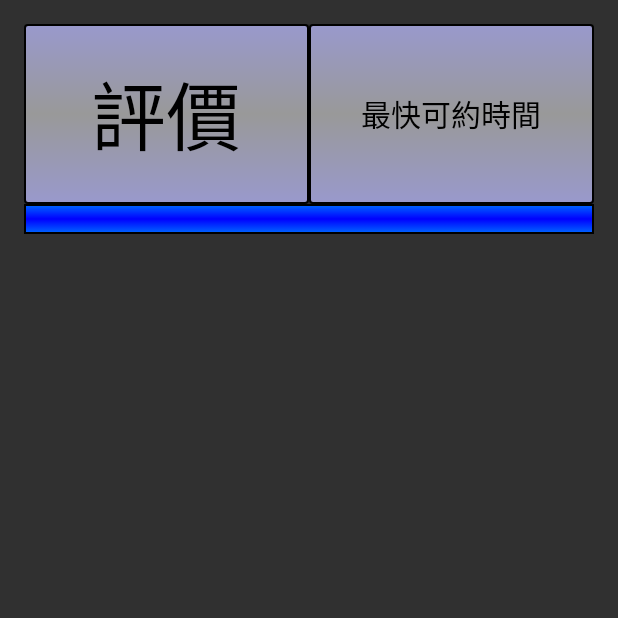
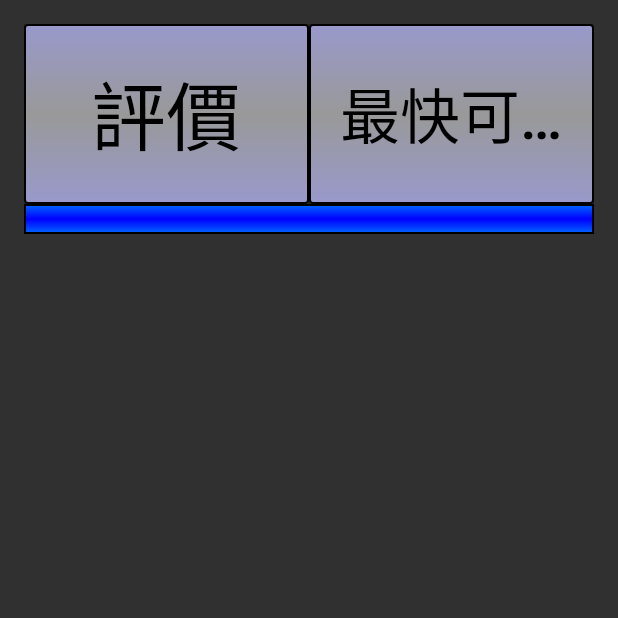
Before and after one commit to fateezgo/Fateezgo, an Android app: the MasterListActivity screen opened directly, with no data from a screen before it, on a phone screen of 412 x 824 dp, the top half of it. Run offline under Robolectric (Android 15) with nearby library versions, the phone set to English and light mode, and no system bars.

Commit message:
updatebyJosh08240240

```diff
--- a/app/src/main/java/tw/com/fateezgo/MainActivity.java
+++ b/app/src/main/java/tw/com/fateezgo/MainActivity.java
@@ -18,7 +18,7 @@ public class MainActivity extends AppCompatActivity {
     protected void onCreate(final Bundle savedInstanceState) {
         super.onCreate(savedInstanceState);
         setContentView(R.layout.activity_main);
-
+//        findviews
         findViews();
 
         btn01.setOnClickListener(new View.OnClickListener() {
--- a/app/src/main/java/tw/com/fateezgo/MasterListActivity.java
+++ b/app/src/main/java/tw/com/fateezgo/MasterListActivity.java
@@ -3,6 +3,7 @@ package tw.com.fateezgo;
 import android.support.v7.app.AppCompatActivity;
 import android.os.Bundle;
 import android.widget.Button;
+import android.widget.ListView;
 
 public class MasterListActivity extends AppCompatActivity {
 
--- a/app/src/main/res/layout/activity_master_list.xml
+++ b/app/src/main/res/layout/activity_master_list.xml
@@ -28,7 +28,7 @@
             android:layout_height="match_parent"
             android:layout_weight="1"
             android:text="最快可約時間"
-            android:textSize="20dp"
+            android:textSize="40dp"
             android:background="@drawable/button_shape_master_list"
             android:singleLine="true"
             android:textColor="#000000"
```
